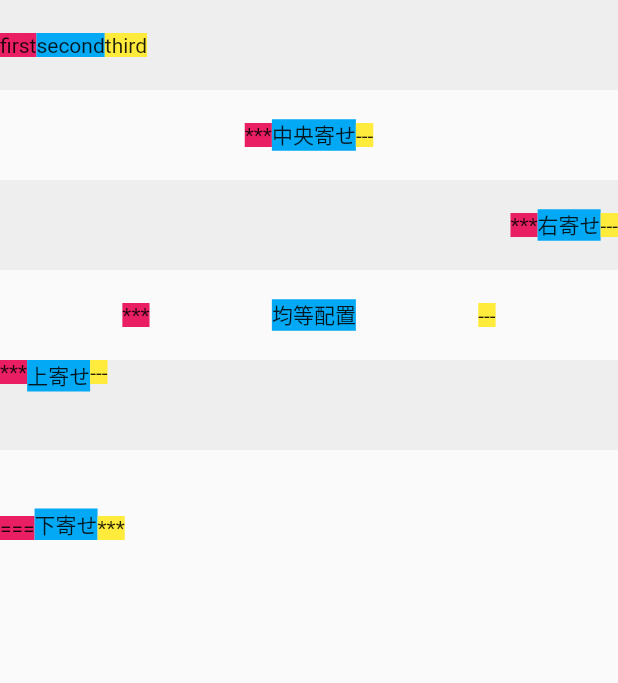
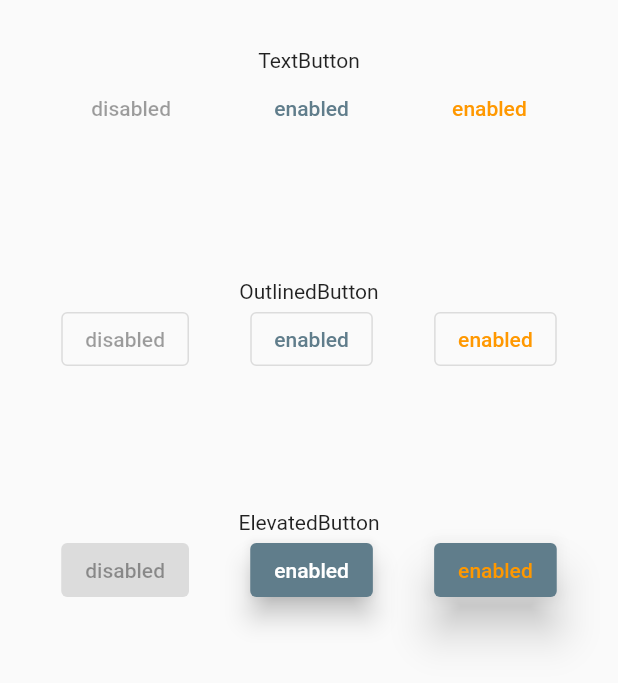
Before and after one commit to mami-uchida/Widget_Practice, a Flutter app: the screen it shows after launch, on a phone screen of 412 x 824 dp. Shown: the top 683 px of the screen. Run offline on Flutter 3.47's test engine with Material 2 defaults, Android fonts, the phone set to English and light mode, and no system bars.

Commit message:
3-5 TextButton・OutlinedButton・ElevatedButtonの学習

```diff
--- a/lib/main.dart
+++ b/lib/main.dart
@@ -1,95 +1,93 @@
 import 'package:flutter/material.dart';
 
-void main() => runApp(MyApp());
+void main() => runApp(const MyApp());
 
 class MyApp extends StatelessWidget {
+  const MyApp({super.key});
+
   @override
   Widget build(BuildContext context) {
     return MaterialApp(
       title: 'Flutter Demo',
-      theme: ThemeData(primarySwatch: Colors.blue),
+      theme: ThemeData(primarySwatch: Colors.blueGrey),
       home: Scaffold(
         body: Column(
           children: <Widget>[
             Container(
-              width: double.infinity,
-              height: 60,
-              color: Colors.grey[200],
-              child: Row(
-                // 横に並べる
-                children: <Widget>[
-                  Container(color: Colors.pink, child: Text('first')),
-                  Container(color: Colors.lightBlue, child: Text('second')),
-                  Container(color: Colors.yellow, child: Text('third')),
-                ],
-              ),
+              padding: const EdgeInsets.only(top: 32),
+              child: const Text('TextButton'),
+            ),
+            Row(
+              mainAxisAlignment: MainAxisAlignment.spaceEvenly,
+              children: <Widget>[
+                const TextButton(
+                  onPressed: null,
+                  child: Text('disabled'),
+                ),
+                TextButton(
+                  onPressed: () {},
+                  child: const Text('enabled'),
+                ),
+                TextButton(
+                  style: TextButton.styleFrom(
+                    foregroundColor: Colors.orange,
+                  ),
+                  onPressed: () {},
+                  child: const Text('enabled'),
+                ),
+              ],
             ),
             Container(
-              width: double.infinity,
-              height: 60,
-              child: Row(
-                // 中央寄せ
-                mainAxisAlignment: MainAxisAlignment.center,
-                children: <Widget>[
-                  Container(color: Colors.pink, child: Text('***')),
-                  Container(color: Colors.lightBlue, child: Text('中央寄せ')),
-                  Container(color: Colors.yellow, child: Text('---')),
-                ],
-              ),
+              padding: const EdgeInsets.only(top: 90),
+              child: const Text('OutlinedButton'),
+            ),
+            Row(
+              mainAxisAlignment: MainAxisAlignment.spaceEvenly,
+              children: <Widget>[
+                const OutlinedButton(
+                  onPressed: null,
+                  child: Text('disabled'),
+                ),
+                OutlinedButton(
+                  onPressed: () {},
+                  child: const Text('enabled'),
+                ),
+                OutlinedButton(
+                  onPressed: () {},
+                  style: OutlinedButton.styleFrom(
+                    foregroundColor: Colors.orange,
+                  ),
+                  child: const Text('enabled'),
+                ),
+              ],
             ),
             Container(
-              width: double.infinity,
-              height: 60,
-              color: Colors.grey[200],
-              child: Row(
-                // 右寄せ
-                mainAxisAlignment: MainAxisAlignment.end,
-                children: <Widget>[
-                  Container(color: Colors.pink, child: Text('***')),
-                  Container(color: Colors.lightBlue, child: Text('右寄せ')),
-                  Container(color: Colors.yellow, child: Text('---')),
-                ],
-              ),
+              padding: const EdgeInsets.only(top: 90),
+              child: const Text('ElevatedButton'),
             ),
-            Container(
-              width: double.infinity,
-              height: 60,
-              child: Row(
-                // 均等配置
-                mainAxisAlignment: MainAxisAlignment.spaceEvenly,
-                children: <Widget>[
-                  Container(color: Colors.pink, child: Text('***')),
-                  Container(color: Colors.lightBlue, child: Text('均等配置')),
-                  Container(color: Colors.yellow, child: Text('---')),
-                ],
-              ),
-            ),
-            Container(
-              width: double.infinity,
-              height: 60,
-              color: Colors.grey[200],
-              child: Row(
-                // 上寄せ
-                crossAxisAlignment: CrossAxisAlignment.start,
-                children: <Widget>[
-                  Container(color: Colors.pink, child: Text('***')),
-                  Container(color: Colors.lightBlue, child: Text('上寄せ')),
-                  Container(color: Colors.yellow, child: Text('---')),
-                ],
-              ),
-            ),
-            Container(
-              width: double.infinity,
-              height: 60,
-              child: Row(
-                // 下寄せ
-                crossAxisAlignment: CrossAxisAlignment.end,
-                children: <Widget>[
-                  Container(color: Colors.pink, child: Text('===')),
-                  Container(color: Colors.lightBlue, child: Text('下寄せ')),
-                  Container(color: Colors.yellow, child: Text('***')),
-                ],
-              ),
+            Row(
+              mainAxisAlignment: MainAxisAlignment.spaceEvenly,
+              children: <Widget>[
+                const ElevatedButton(
+                  onPressed: null,
+                  child: Text('disabled'),
+                ),
+                ElevatedButton(
+                  onPressed: () {},
+                  style: ElevatedButton.styleFrom(
+                    elevation: 7,
+                  ),
+                  child: const Text('enabled'),
+                ),
+                ElevatedButton(
+                  onPressed: () {},
+                  style: ElevatedButton.styleFrom(
+                    foregroundColor: Colors.orange,
+                    elevation: 12,
+                  ),
+                  child: const Text('enabled'),
+                ),
+              ],
             ),
           ],
         ),
```
